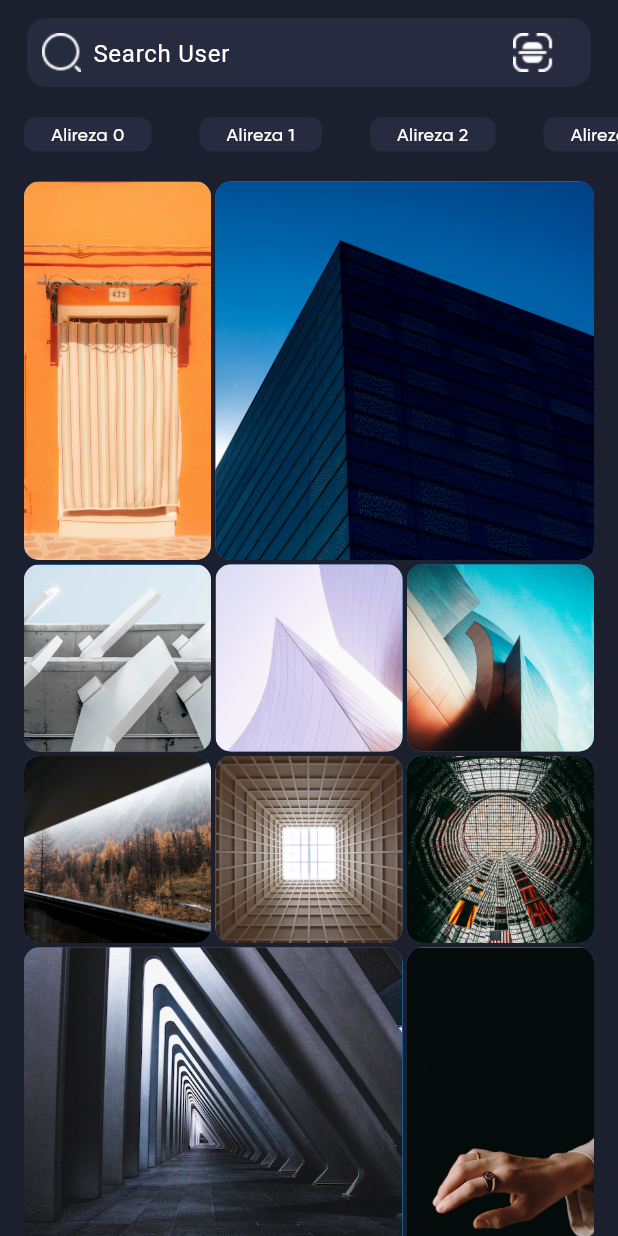
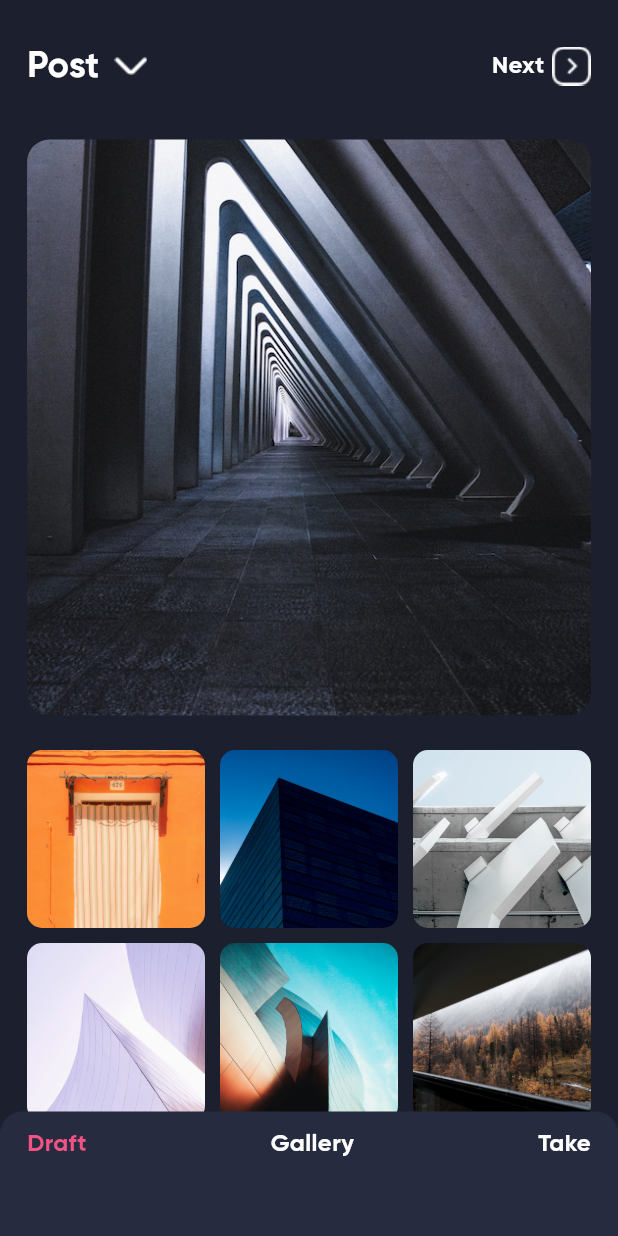
Before and after one commit to Alireza-Seif/Instagram-clone, a Flutter app: the screen it shows after launch, on a phone screen of 412 x 824 dp. Run offline on Flutter 3.47's test engine with Material 3 defaults, Android fonts, the phone set to English and light mode, and no system bars; our stand-ins replace dotted_border.

Commit message:
feat: add Add Content Screen

```diff
--- a/lib/main.dart
+++ b/lib/main.dart
@@ -1,5 +1,6 @@
 import 'package:flutter/material.dart';
 import 'package:instagram_clone/screens/home_screen.dart';
+import 'package:instagram_clone/screens/add_content_screen.dart';
 import 'package:instagram_clone/screens/search_screen.dart';
 
 void main() {
@@ -39,7 +40,7 @@ class MainApp extends StatelessWidget {
         ),
       ),
       debugShowCheckedModeBanner: false,
-      home: const SearchScreen(),
+      home: const AddContentScreen(),
     );
   }
 }
--- /dev/null
+++ b/lib/screens/add_content_screen.dart
@@ -0,0 +1,148 @@
+import 'package:flutter/material.dart';
+
+class AddContentScreen extends StatelessWidget {
+  const AddContentScreen({super.key});
+
+  @override
+  Widget build(BuildContext context) {
+    return Scaffold(
+      backgroundColor: const Color(0xff1C1F2E),
+      body: Stack(
+        alignment: AlignmentDirectional.bottomCenter,
+        children: [
+          _getWholeScrollingPart(),
+          Container(
+            height: 83,
+            width: double.infinity,
+            decoration: const BoxDecoration(
+              color: Color(0xff272B40),
+              borderRadius: BorderRadius.only(
+                topLeft: Radius.circular(15),
+                topRight: Radius.circular(15),
+              ),
+            ),
+            child: const Padding(
+              padding: EdgeInsets.only(top: 10, left: 18, right: 18),
+              child: Row(
+                mainAxisAlignment: MainAxisAlignment.spaceBetween,
+                crossAxisAlignment: CrossAxisAlignment.start,
+                children: [
+                  Text(
+                    'Draft',
+                    style: TextStyle(
+                        fontSize: 16,
+                        color: Color(0xffF35383),
+                        fontFamily: 'GB'),
+                  ),
+                  Text(
+                    'Gallery',
+                    style: TextStyle(
+                        fontSize: 16, color: Colors.white, fontFamily: 'GB'),
+                  ),
+                  Text(
+                    'Take',
+                    style: TextStyle(
+                        fontSize: 16, color: Colors.white, fontFamily: 'GB'),
+                  ),
+                ],
+              ),
+            ),
+          ),
+        ],
+      ),
+    );
+  }
+
+  Widget _getWholeScrollingPart() {
+    return CustomScrollView(
+      slivers: [
+        SliverToBoxAdapter(
+          child: _getHeaderSection(),
+        ),
+        SliverToBoxAdapter(
+          child: _getSelectedImageContainer(),
+        ),
+        SliverPadding(
+          padding: const EdgeInsets.symmetric(horizontal: 18, vertical: 18),
+          sliver: SliverGrid(
+            gridDelegate: const SliverGridDelegateWithFixedCrossAxisCount(
+              crossAxisCount: 3,
+              mainAxisSpacing: 10,
+              crossAxisSpacing: 10,
+            ),
+            delegate: SliverChildBuilderDelegate(
+              (context, index) {
+                return Container(
+                  decoration: const BoxDecoration(
+                    borderRadius: BorderRadius.all(Radius.circular(10)),
+                  ),
+                  child: ClipRRect(
+                    borderRadius: const BorderRadius.all(Radius.circular(10)),
+                    child: FittedBox(
+                      fit: BoxFit.cover,
+                      child: Image.asset('assets/images/item$index.png'),
+                    ),
+                  ),
+                );
+              },
+              childCount: 10,
+            ),
+          ),
+        ),
+        const SliverPadding(
+          padding: EdgeInsets.only(bottom: 83),
+        ),
+      ],
+    );
+  }
+
+  Widget _getSelectedImageContainer() {
+    return Container(
+      height: 394,
+      width: double.infinity,
+      padding: const EdgeInsets.symmetric(horizontal: 18, vertical: 5),
+      child: ClipRRect(
+        borderRadius: const BorderRadius.all(
+          Radius.circular(15),
+        ),
+        child: FittedBox(
+            fit: BoxFit.cover, child: Image.asset('assets/images/item8.png')),
+      ),
+    );
+  }
+
+  Widget _getHeaderSection() {
+    return Padding(
+      padding: const EdgeInsets.symmetric(vertical: 27, horizontal: 18),
+      child: Row(
+        children: [
+          const Text(
+            'Post',
+            style: TextStyle(
+              color: Colors.white,
+              fontSize: 24,
+              fontFamily: 'GB',
+            ),
+          ),
+          const SizedBox(
+            width: 10,
+          ),
+          Image.asset('assets/images/icon_arrow_down.png'),
+          const Spacer(),
+          const Text(
+            'Next',
+            style: TextStyle(
+              color: Colors.white,
+              fontSize: 16,
+              fontFamily: 'GB',
+            ),
+          ),
+          const SizedBox(
+            width: 5,
+          ),
+          Image.asset('assets/images/icon_arrow_right_box.png'),
+        ],
+      ),
+    );
+  }
+}
--- a/lib/screens/search_screen.dart
+++ b/lib/screens/search_screen.dart
@@ -19,7 +19,6 @@ class SearchScreen extends StatelessWidget {
                 (context, index) {
                   return Container(
                     decoration: const BoxDecoration(
-                      color: Colors.blue,
                       borderRadius: BorderRadius.all(
                         Radius.circular(10),
                       ),
```
Also changed, not shown: pubspec.yaml (line endings or trailing spaces).
